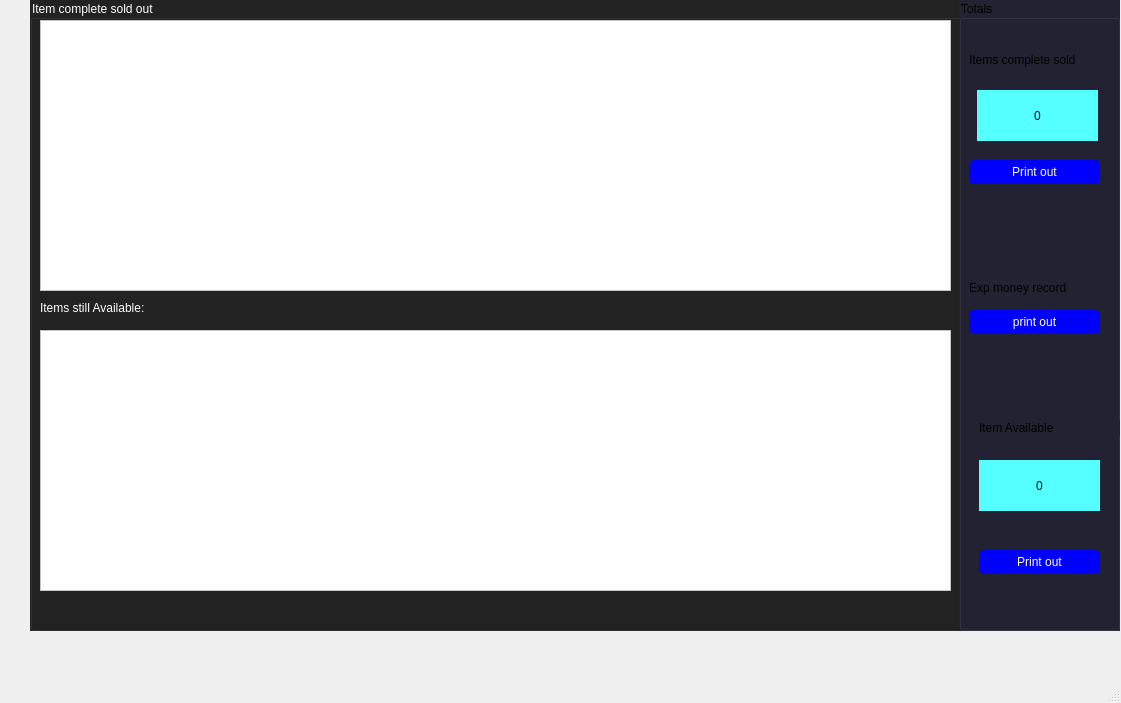
Before: the Qt Designer form Accountant/report.ui in CHANCENY/shop, drawn with Qt 5.
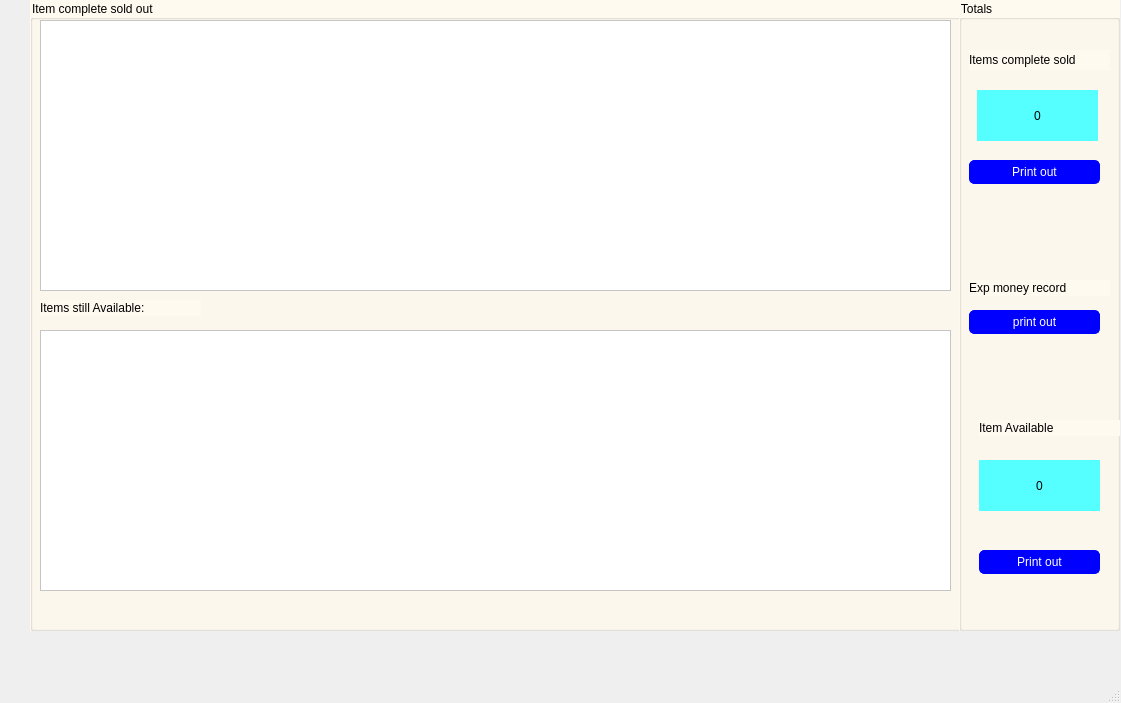
After: the same form once the commit is applied.

Diff of the .ui file:
```diff
--- a/Accountant/report.ui
+++ b/Accountant/report.ui
@@ -27,8 +27,8 @@
      </rect>
     </property>
     <property name="styleSheet">
-     <string notr="true">background-color: rgb(34, 34, 34);
-color: rgb(255, 255, 255);</string>
+     <string notr="true">background-color: floralwhite;
+color: black;</string>
     </property>
     <property name="title">
      <string>Item complete sold out </string>
@@ -87,7 +87,8 @@
      </rect>
     </property>
     <property name="styleSheet">
-     <string notr="true">background-color: rgb(34, 34, 51);</string>
+     <string notr="true">background-color: floralwhite;
+color: black;</string>
     </property>
     <property name="title">
      <string>Totals</string>
```
